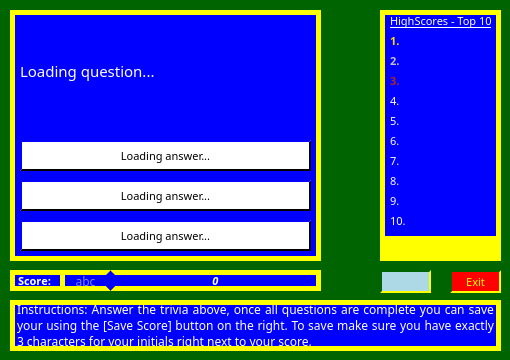
The window that mainwindow.ui (Nelson-E-S/CSC211H-HP) describes before a commit, drawn with Qt 5.
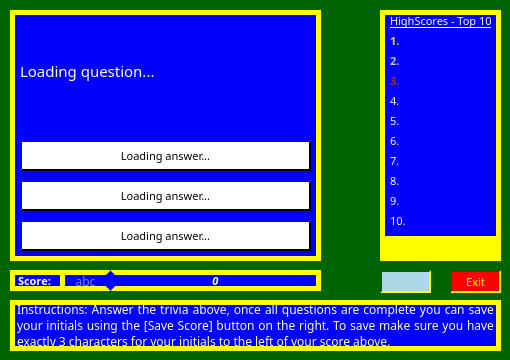
The same window after the commit.

What changed in the file:
```diff
--- a/mainwindow.ui
+++ b/mainwindow.ui
@@ -526,7 +526,7 @@
      </rect>
     </property>
     <property name="text">
-     <string>Instructions: Answer the trivia above, once all questions are complete you can save your using the [Save Score] button on the right. To save make sure you have exactly 3 characters for your initials right next to your score.</string>
+     <string>Instructions: Answer the trivia above, once all questions are complete you can save your initials using the [Save Score] button on the right. To save make sure you have exactly 3 characters for your initials to the left of your score above.</string>
     </property>
     <property name="alignment">
      <set>Qt::AlignJustify|Qt::AlignVCenter</set>
```
